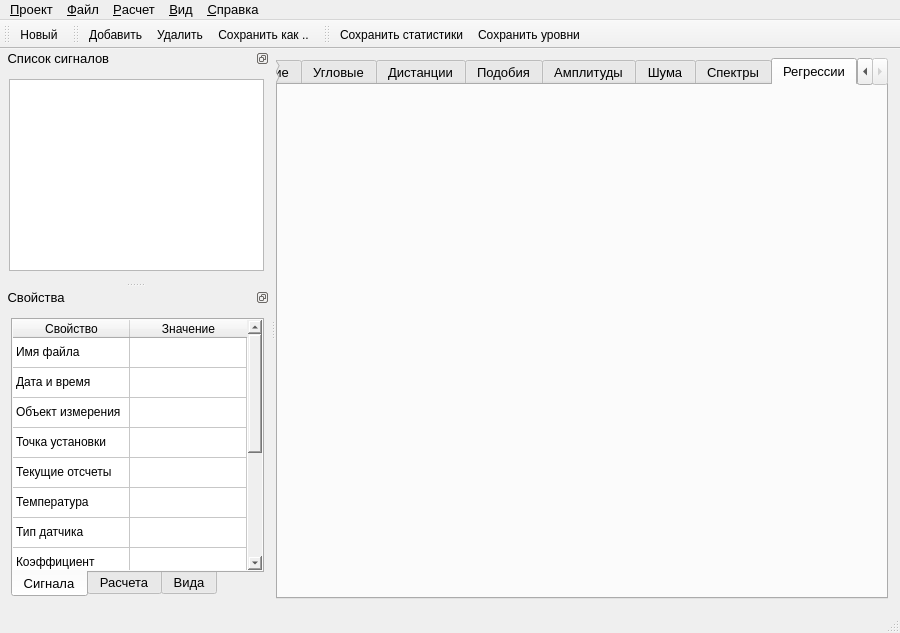
Before: the Qt Designer form gui/MainWindow.ui in Qinterfly/EvalSig, drawn with Qt 5.
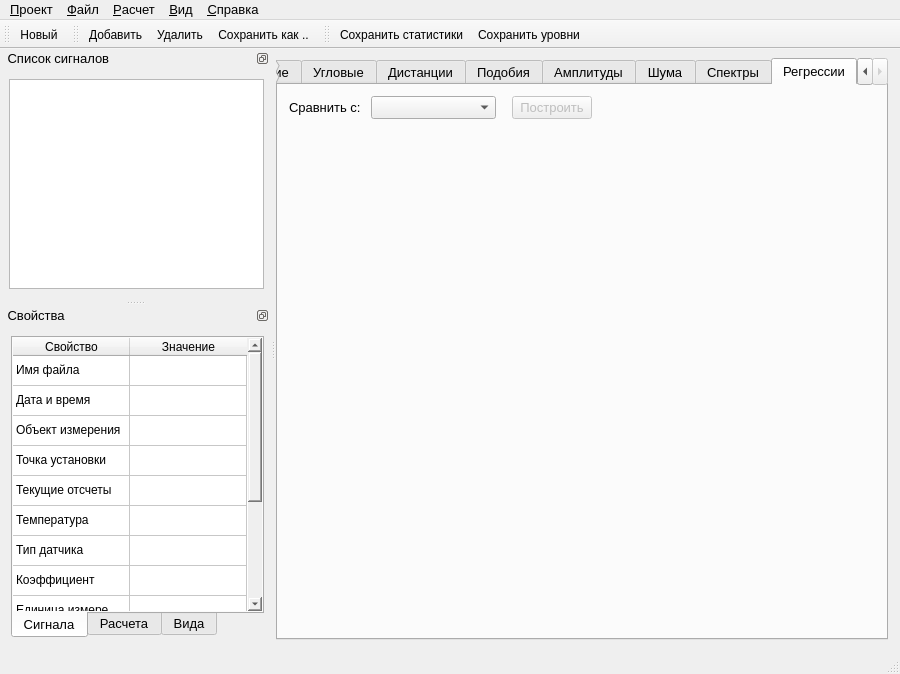
After: the same form once the commit is applied. The open tabs and pages were chosen to show the change. Icons and pictures are not drawn. Custom widgets are drawn as their Qt base class.

```diff
--- a/gui/MainWindow.ui
+++ b/gui/MainWindow.ui
@@ -219,9 +219,91 @@
          <attribute name="title">
           <string>Регрессии</string>
          </attribute>
-         <layout class="QHBoxLayout" name="horizontalLayout_14">
+         <layout class="QVBoxLayout" name="verticalLayout_3">
           <item>
-           <widget class="QCustomPlotZoom" name="regressionPlot" native="true"/>
+           <layout class="QHBoxLayout" name="horizontalLayoutRegression">
+            <item>
+             <widget class="QLabel" name="labelRegression">
+              <property name="sizePolicy">
+               <sizepolicy hsizetype="Preferred" vsizetype="Fixed">
+                <horstretch>0</horstretch>
+                <verstretch>0</verstretch>
+               </sizepolicy>
+              </property>
+              <property name="text">
+               <string>Сравнить с: </string>
+              </property>
+             </widget>
+            </item>
+            <item>
+             <widget class="QComboBox" name="comboBoxRegression">
+              <property name="minimumSize">
+               <size>
+                <width>125</width>
+                <height>0</height>
+               </size>
+              </property>
+              <property name="sizeAdjustPolicy">
+               <enum>QComboBox::AdjustToContents</enum>
+              </property>
+             </widget>
+            </item>
+            <item>
+             <spacer name="horizontalSpacerRegression2">
+              <property name="orientation">
+               <enum>Qt::Horizontal</enum>
+              </property>
+              <property name="sizeType">
+               <enum>QSizePolicy::Minimum</enum>
+              </property>
+              <property name="sizeHint" stdset="0">
+               <size>
+                <width>10</width>
+                <height>20</height>
+               </size>
+              </property>
+             </spacer>
+            </item>
+            <item>
+             <widget class="QPushButton" name="pushButtonShowRegression">
+              <property name="enabled">
+               <bool>false</bool>
+              </property>
+              <property name="text">
+               <string>Построить</string>
+              </property>
+              <property name="checkable">
+               <bool>false</bool>
+              </property>
+              <property name="flat">
+               <bool>false</bool>
+              </property>
+             </widget>
+            </item>
+            <item>
+             <spacer name="horizontalSpacerRegression1">
+              <property name="orientation">
+               <enum>Qt::Horizontal</enum>
+              </property>
+              <property name="sizeHint" stdset="0">
+               <size>
+                <width>40</width>
+                <height>20</height>
+               </size>
+              </property>
+             </spacer>
+            </item>
+           </layout>
+          </item>
+          <item>
+           <widget class="QCustomPlotZoom" name="regressionPlot" native="true">
+            <property name="minimumSize">
+             <size>
+              <width>0</width>
+              <height>500</height>
+             </size>
+            </property>
+           </widget>
           </item>
          </layout>
         </widget>
```
Left out of the diff: 2 changed lines with no effect on the pictures.
